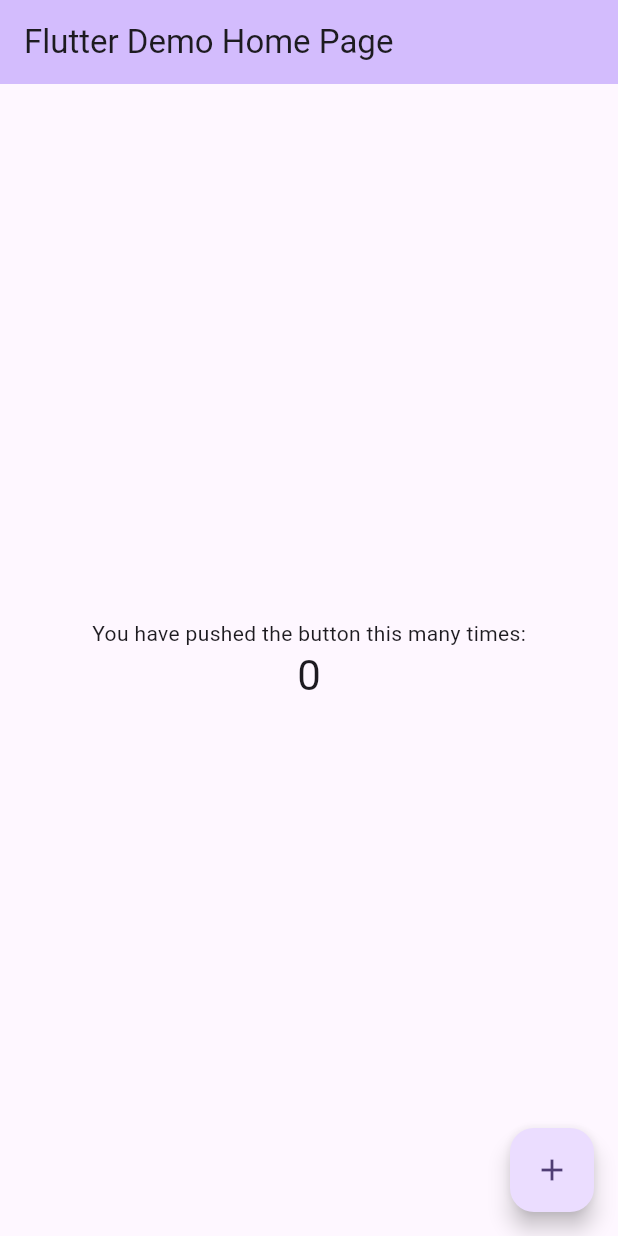
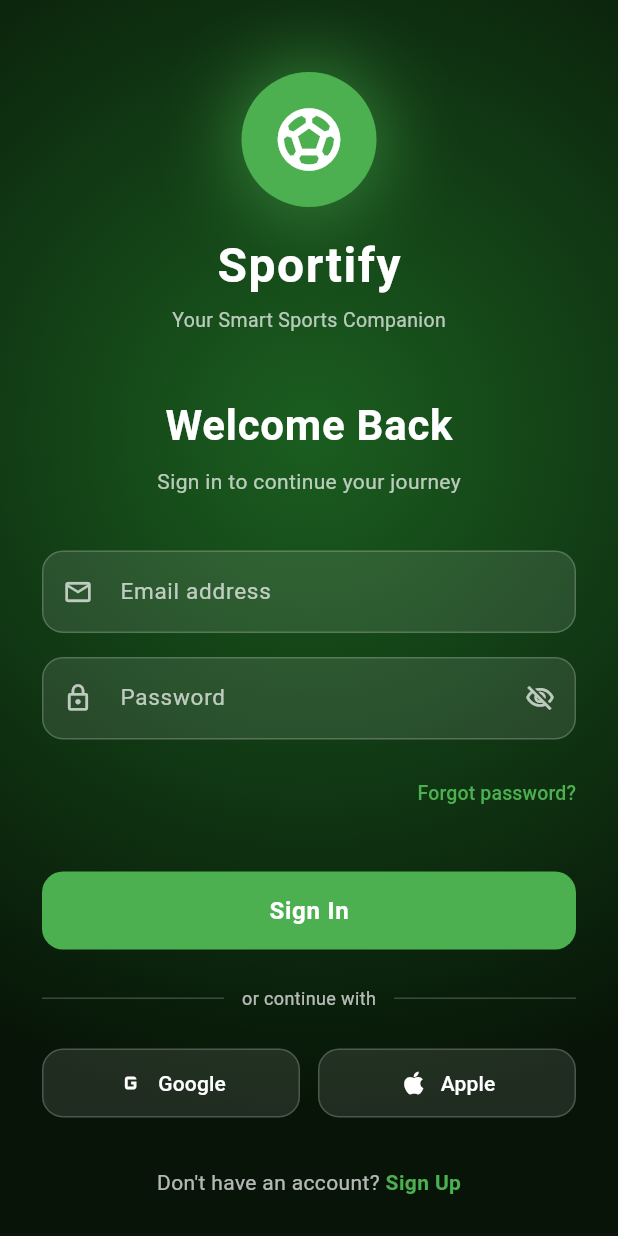
Before and after one commit to goruiz/sport-platform-flutter, a Flutter app: the screen it shows after launch, on a phone screen of 412 x 824 dp. Run offline on Flutter 3.47's test engine with Material 3 defaults, Android fonts, the phone set to English and light mode, and no system bars.

Commit message:
Login page

```diff
--- /dev/null
+++ b/lib/core/constants/app_constants.dart
@@ -0,0 +1,4 @@
+class AppConstants {
+  static const String appName = 'Sports Platform';
+  static const String appVersion = '1.0.0';
+}
--- /dev/null
+++ b/lib/core/theme/app_colors.dart
@@ -0,0 +1,14 @@
+import 'package:flutter/material.dart';
+
+class AppColors {
+  static const Color primary = Color(0xFF2E7D32);
+  static const Color primaryLight = Color(0xFF4CAF50);
+  static const Color primaryDark = Color(0xFF0A1F0A);
+  static const Color backgroundStart = Color(0xFF1B5E20);
+  static const Color backgroundEnd = Color(0xFF071407);
+  static const Color white = Color(0xFFFFFFFF);
+  static const Color whiteSubtle = Color(0xB3FFFFFF);
+  static const Color inputFill = Color(0x1AFFFFFF);
+  static const Color inputBorder = Color(0x33FFFFFF);
+  static const Color error = Color(0xFFEF5350);
+}
--- /dev/null
+++ b/lib/core/theme/app_theme.dart
@@ -0,0 +1,13 @@
+import 'package:flutter/material.dart';
+import 'package:sport_platform/main.dart';
+import 'app_colors.dart';
+
+class AppTheme {
+  static ThemeData get sportsPlatform => ThemeData(
+    fontFamily: 'sans-serif',
+    colorScheme: ColorScheme.fromSeed(
+      seedColor: AppColors.primary,
+      brightness: Brightness.dark,
+    ),
+  );
+}
--- a/lib/main.dart
+++ b/lib/main.dart
@@ -1,122 +1,22 @@
 import 'package:flutter/material.dart';
+import 'package:sport_platform/core/constants/app_constants.dart';
+import 'package:sport_platform/core/theme/app_theme.dart';
+import 'package:sport_platform/modules/auth/presentation/pages/login_page.dart';
 
 void main() {
-  runApp(const MyApp());
+  runApp(const SportsPlatform());
 }
 
-class MyApp extends StatelessWidget {
-  const MyApp({super.key});
+class SportsPlatform extends StatelessWidget {
+  const SportsPlatform({super.key});
 
-  // This widget is the root of your application.
   @override
   Widget build(BuildContext context) {
     return MaterialApp(
-      title: 'Flutter Demo',
-      theme: ThemeData(
-        // This is the theme of your application.
-        //
-        // TRY THIS: Try running your application with "flutter run". You'll see
-        // the application has a purple toolbar. Then, without quitting the app,
-        // try changing the seedColor in the colorScheme below to Colors.green
-        // and then invoke "hot reload" (save your changes or press the "hot
-        // reload" button in a Flutter-supported IDE, or press "r" if you used
-        // the command line to start the app).
-        //
-        // Notice that the counter didn't reset back to zero; the application
-        // state is not lost during the reload. To reset the state, use hot
-        // restart instead.
-        //
-        // This works for code too, not just values: Most code changes can be
-        // tested with just a hot reload.
-        colorScheme: .fromSeed(seedColor: Colors.deepPurple),
-      ),
-      home: const MyHomePage(title: 'Flutter Demo Home Page'),
+      title: AppConstants.appName,
+      debugShowCheckedModeBanner: false,
+      theme: AppTheme.sportsPlatform,
+      home: const LoginPage(),
     );
   }
 }
-
-class MyHomePage extends StatefulWidget {
-  const MyHomePage({super.key, required this.title});
-
-  // This widget is the home page of your application. It is stateful, meaning
-  // that it has a State object (defined below) that contains fields that affect
-  // how it looks.
-
-  // This class is the configuration for the state. It holds the values (in this
-  // case the title) provided by the parent (in this case the App widget) and
-  // used by the build method of the State. Fields in a Widget subclass are
-  // always marked "final".
-
-  final String title;
-
-  @override
-  State<MyHomePage> createState() => _MyHomePageState();
-}
-
-class _MyHomePageState extends State<MyHomePage> {
-  int _counter = 0;
-
-  void _incrementCounter() {
-    setState(() {
-      // This call to setState tells the Flutter framework that something has
-      // changed in this State, which causes it to rerun the build method below
-      // so that the display can reflect the updated values. If we changed
-      // _counter without calling setState(), then the build method would not be
-      // called again, and so nothing would appear to happen.
-      _counter++;
-    });
-  }
-
-  @override
-  Widget build(BuildContext context) {
-    // This method is rerun every time setState is called, for instance as done
-    // by the _incrementCounter method above.
-    //
-    // The Flutter framework has been optimized to make rerunning build methods
-    // fast, so that you can just rebuild anything that needs updating rather
-    // than having to individually change instances of widgets.
-    return Scaffold(
-      appBar: AppBar(
-        // TRY THIS: Try changing the color here to a specific color (to
-        // Colors.amber, perhaps?) and trigger a hot reload to see the AppBar
-        // change color while the other colors stay the same.
-        backgroundColor: Theme.of(context).colorScheme.inversePrimary,
-        // Here we take the value from the MyHomePage object that was created by
-        // the App.build method, and use it to set our appbar title.
-        title: Text(widget.title),
-      ),
-      body: Center(
-        // Center is a layout widget. It takes a single child and positions it
-        // in the middle of the parent.
-        child: Column(
-          // Column is also a layout widget. It takes a list of children and
-          // arranges them vertically. By default, it sizes itself to fit its
-          // children horizontally, and tries to be as tall as its parent.
-          //
-          // Column has various properties to control how it sizes itself and
-          // how it positions its children. Here we use mainAxisAlignment to
-          // center the children vertically; the main axis here is the vertical
-          // axis because Columns are vertical (the cross axis would be
-          // horizontal).
-          //
-          // TRY THIS: Invoke "debug painting" (choose the "Toggle Debug Paint"
-          // action in the IDE, or press "p" in the console), to see the
-          // wireframe for each widget.
-          mainAxisAlignment: .center,
-          children: [
-            const Text('You have pushed the button this many times:'),
-            Text(
-              '$_counter',
-              style: Theme.of(context).textTheme.headlineMedium,
-            ),
-          ],
-        ),
-      ),
-      floatingActionButton: FloatingActionButton(
-        onPressed: _incrementCounter,
-        tooltip: 'Increment',
-        child: const Icon(Icons.add),
-      ),
-    );
-  }
-}
--- /dev/null
+++ b/lib/modules/auth/presentation/pages/login_page.dart
@@ -0,0 +1,351 @@
+import 'package:flutter/material.dart';
+import 'package:sport_platform/core/theme/app_colors.dart';
+
+class LoginPage extends StatefulWidget {
+  const LoginPage({super.key});
+
+  @override
+  State<LoginPage> createState() => _LoginPageState();
+}
+
+class _LoginPageState extends State<LoginPage> {
+  final _formKey = GlobalKey<FormState>();
+  final _emailController = TextEditingController();
+  final _passwordController = TextEditingController();
+  bool _obscurePassword = true;
+  bool _isLoading = false;
+
+  @override
+  void dispose() {
+    _emailController.dispose();
+    _passwordController.dispose();
+    super.dispose();
+  }
+
+  void _onLogin() async {
+    if (!_formKey.currentState!.validate()) return;
+    setState(() => _isLoading = true);
+    await Future.delayed(const Duration(seconds: 2));
+    setState(() => _isLoading = false);
+  }
+
+  @override
+  Widget build(BuildContext context) {
+    return Scaffold(
+      body: Container(
+        decoration: const BoxDecoration(
+          gradient: RadialGradient(
+            center: Alignment(0, -0.3),
+            radius: 1.1,
+            colors: [AppColors.backgroundStart, AppColors.backgroundEnd],
+          ),
+        ),
+        child: SafeArea(
+          child: SingleChildScrollView(
+            padding: const EdgeInsets.symmetric(horizontal: 28),
+            child: Column(
+              children: [
+                const SizedBox(height: 48),
+                _Logo(),
+                const SizedBox(height: 40),
+                _buildHeader(),
+                const SizedBox(height: 36),
+                _buildForm(),
+                const SizedBox(height: 12),
+                _buildForgotPassword(),
+                const SizedBox(height: 28),
+                _buildLoginButton(),
+                const SizedBox(height: 24),
+                _buildDivider(),
+                const SizedBox(height: 24),
+                _buildSocialButtons(),
+                const SizedBox(height: 32),
+                _buildSignUp(),
+                const SizedBox(height: 24),
+              ],
+            ),
+          ),
+        ),
+      ),
+    );
+  }
+
+  Widget _buildHeader() {
+    return const Column(
+      children: [
+        Text(
+          'Welcome Back',
+          style: TextStyle(
+            color: AppColors.white,
+            fontSize: 28,
+            fontWeight: FontWeight.bold,
+            letterSpacing: 0.5,
+          ),
+        ),
+        SizedBox(height: 8),
+        Text(
+          'Sign in to continue your journey',
+          style: TextStyle(
+            color: AppColors.whiteSubtle,
+            fontSize: 14,
+          ),
+        ),
+      ],
+    );
+  }
+
+  Widget _buildForm() {
+    return Form(
+      key: _formKey,
+      child: Column(
+        children: [
+          _SportTextField(
+            controller: _emailController,
+            hint: 'Email address',
+            icon: Icons.email_outlined,
+            keyboardType: TextInputType.emailAddress,
+            validator: (v) {
+              if (v == null || v.isEmpty) return 'Enter your email';
+              if (!v.contains('@')) return 'Enter a valid email';
+              return null;
+            },
+          ),
+          const SizedBox(height: 16),
+          _SportTextField(
+            controller: _passwordController,
+            hint: 'Password',
+            icon: Icons.lock_outline,
+            obscureText: _obscurePassword,
+            suffixIcon: IconButton(
+              icon: Icon(
+                _obscurePassword ? Icons.visibility_off_outlined : Icons.visibility_outlined,
+                color: AppColors.whiteSubtle,
+                size: 20,
+              ),
+              onPressed: () => setState(() => _obscurePassword = !_obscurePassword),
+            ),
+            validator: (v) {
+              if (v == null || v.isEmpty) return 'Enter your password';
+              if (v.length < 6) return 'Minimum 6 characters';
+              return null;
+            },
+          ),
+        ],
+      ),
+    );
+  }
+
+  Widget _buildForgotPassword() {
+    return Align(
+      alignment: Alignment.centerRight,
+      child: TextButton(
+        onPressed: () {},
+        style: TextButton.styleFrom(padding: EdgeInsets.zero),
+        child: const Text(
+          'Forgot password?',
+          style: TextStyle(color: AppColors.primaryLight, fontSize: 13),
+        ),
+      ),
+    );
+  }
+
+  Widget _buildLoginButton() {
+    return SizedBox(
+      width: double.infinity,
+      height: 52,
+      child: ElevatedButton(
+        onPressed: _isLoading ? null : _onLogin,
+        style: ElevatedButton.styleFrom(
+          backgroundColor: AppColors.primaryLight,
+          foregroundColor: AppColors.white,
+          disabledBackgroundColor: AppColors.primaryLight.withValues(alpha: 0.5),
+          shape: RoundedRectangleBorder(borderRadius: BorderRadius.circular(14)),
+          elevation: 0,
+        ),
+        child: _isLoading
+            ? const SizedBox(
+                width: 22,
+                height: 22,
+                child: CircularProgressIndicator(
+                  color: AppColors.white,
+                  strokeWidth: 2.5,
+                ),
+              )
+            : const Text(
+                'Sign In',
+                style: TextStyle(fontSize: 16, fontWeight: FontWeight.bold, letterSpacing: 0.5),
+              ),
+      ),
+    );
+  }
+
+  Widget _buildDivider() {
+    return const Row(
+      children: [
+        Expanded(child: Divider(color: AppColors.inputBorder, thickness: 1)),
+        Padding(
+          padding: EdgeInsets.symmetric(horizontal: 12),
+          child: Text('or continue with', style: TextStyle(color: AppColors.whiteSubtle, fontSize: 12)),
+        ),
+        Expanded(child: Divider(color: AppColors.inputBorder, thickness: 1)),
+      ],
+    );
+  }
+
+  Widget _buildSocialButtons() {
+    return Row(
+      children: [
+        Expanded(child: _SocialButton(label: 'Google', icon: Icons.g_mobiledata)),
+        const SizedBox(width: 12),
+        Expanded(child: _SocialButton(label: 'Apple', icon: Icons.apple)),
+      ],
+    );
+  }
+
+  Widget _buildSignUp() {
+    return Row(
+      mainAxisAlignment: MainAxisAlignment.center,
+      children: [
+        const Text(
+          "Don't have an account? ",
+          style: TextStyle(color: AppColors.whiteSubtle, fontSize: 14),
+        ),
+        GestureDetector(
+          onTap: () {},
+          child: const Text(
+            'Sign Up',
+            style: TextStyle(
+              color: AppColors.primaryLight,
+              fontSize: 14,
+              fontWeight: FontWeight.bold,
+            ),
+          ),
+        ),
+      ],
+    );
+  }
+}
+
+class _Logo extends StatelessWidget {
+  @override
+  Widget build(BuildContext context) {
+    return Column(
+      children: [
+        Container(
+          width: 90,
+          height: 90,
+          decoration: BoxDecoration(
+            shape: BoxShape.circle,
+            color: AppColors.primaryLight,
+            boxShadow: [
+              BoxShadow(
+                color: AppColors.primaryLight.withValues(alpha: 0.5),
+                blurRadius: 40,
+                spreadRadius: 8,
+              ),
+            ],
+          ),
+          child: const Icon(Icons.sports_soccer, size: 50, color: AppColors.white),
+        ),
+        const SizedBox(height: 16),
+        const Text(
+          'Sportify',
+          style: TextStyle(
+            color: AppColors.white,
+            fontSize: 32,
+            fontWeight: FontWeight.bold,
+            letterSpacing: 1,
+          ),
+        ),
+        const SizedBox(height: 4),
+        const Text(
+          'Your Smart Sports Companion',
+          style: TextStyle(color: AppColors.whiteSubtle, fontSize: 13),
+        ),
+      ],
+    );
+  }
+}
+
+class _SportTextField extends StatelessWidget {
+  final TextEditingController controller;
+  final String hint;
+  final IconData icon;
+  final bool obscureText;
+  final TextInputType keyboardType;
+  final Widget? suffixIcon;
+  final String? Function(String?)? validator;
+
+  const _SportTextField({
+    required this.controller,
+    required this.hint,
+    required this.icon,
+    this.obscureText = false,
+    this.keyboardType = TextInputType.text,
+    this.suffixIcon,
+    this.validator,
+  });
+
+  @override
+  Widget build(BuildContext context) {
+    return TextFormField(
+      controller: controller,
+      obscureText: obscureText,
+      keyboardType: keyboardType,
+      style: const TextStyle(color: AppColors.white, fontSize: 15),
+      validator: validator,
+      decoration: InputDecoration(
+        hintText: hint,
+        hintStyle: const TextStyle(color: AppColors.whiteSubtle, fontSize: 15),
+        prefixIcon: Icon(icon, color: AppColors.whiteSubtle, size: 20),
+        suffixIcon: suffixIcon,
+        filled: true,
+        fillColor: AppColors.inputFill,
+        errorStyle: const TextStyle(color: AppColors.error),
+        border: OutlineInputBorder(
+          borderRadius: BorderRadius.circular(14),
+          borderSide: const BorderSide(color: AppColors.inputBorder),
+        ),
+        enabledBorder: OutlineInputBorder(
+          borderRadius: BorderRadius.circular(14),
+          borderSide: const BorderSide(color: AppColors.inputBorder),
+        ),
+        focusedBorder: OutlineInputBorder(
+          borderRadius: BorderRadius.circular(14),
+          borderSide: const BorderSide(color: AppColors.primaryLight, width: 1.5),
+        ),
+        errorBorder: OutlineInputBorder(
+          borderRadius: BorderRadius.circular(14),
+          borderSide: const BorderSide(color: AppColors.error),
+        ),
+        focusedErrorBorder: OutlineInputBorder(
+          borderRadius: BorderRadius.circular(14),
+          borderSide: const BorderSide(color: AppColors.error, width: 1.5),
+        ),
+        contentPadding: const EdgeInsets.symmetric(horizontal: 16, vertical: 16),
+      ),
+    );
+  }
+}
+
+class _SocialButton extends StatelessWidget {
+  final String label;
+  final IconData icon;
+
+  const _SocialButton({required this.label, required this.icon});
+
+  @override
+  Widget build(BuildContext context) {
+    return OutlinedButton.icon(
+      onPressed: () {},
+      icon: Icon(icon, color: AppColors.white, size: 20),
+      label: Text(label, style: const TextStyle(color: AppColors.white, fontSize: 14)),
+      style: OutlinedButton.styleFrom(
+        padding: const EdgeInsets.symmetric(vertical: 13),
+        side: const BorderSide(color: AppColors.inputBorder),
+        shape: RoundedRectangleBorder(borderRadius: BorderRadius.circular(14)),
+        backgroundColor: AppColors.inputFill,
+      ),
+    );
+  }
+}
```
Also changed, not shown: .claude/settings.json, 1 other file.
